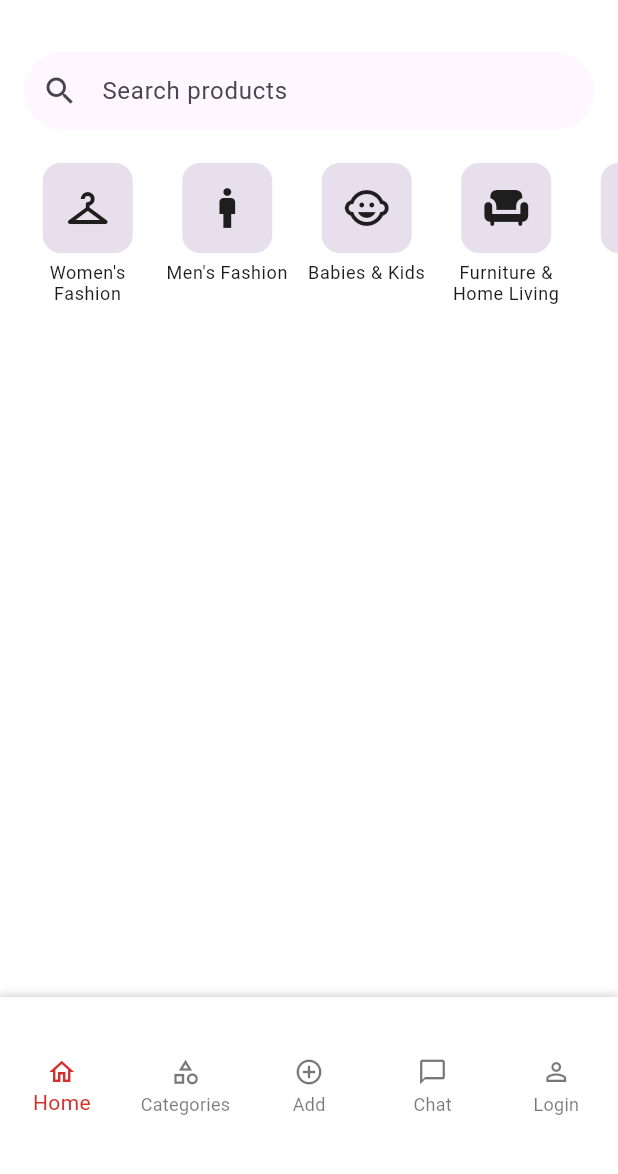
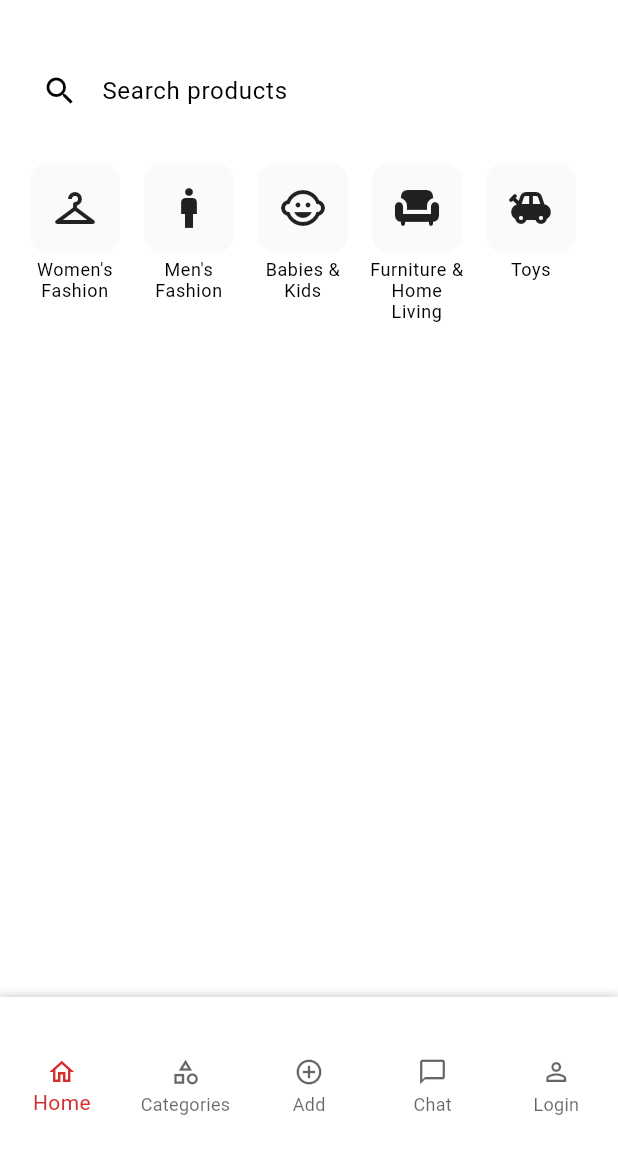
Before and after one commit to Nilupa-Illangarathna/mo-marketplace-flutter-assignment, a Flutter app: the screen it shows after launch, on a phone screen of 412 x 824 dp, the part 59-1233 px from its top. Run offline on Flutter 3.47's test engine with Material 3 defaults, Android fonts, the phone set to English and light mode, and no system bars; our stand-ins replace shared_preferences.

Commit message:
feat(mobile): align dashboard category styling with theme color scheme

```diff
--- a/mobile-frontend/lib/core/theme/app_theme.dart
+++ b/mobile-frontend/lib/core/theme/app_theme.dart
@@ -10,6 +10,11 @@ class AppTheme {
     brightness: Brightness.light,
     scaffoldBackgroundColor: white,
     primaryColor: primaryRed,
+
+    colorScheme: ColorScheme.light(
+      primary: primaryRed,
+      surfaceVariant: Colors.grey.shade50,
+    ),
 
     appBarTheme: const AppBarTheme(
       backgroundColor: white,
@@ -52,6 +57,11 @@ class AppTheme {
     scaffoldBackgroundColor: black,
     primaryColor: primaryRed,
 
+    colorScheme: ColorScheme.dark(
+      primary: primaryRed,
+      surfaceVariant: Colors.grey.shade800,
+    ),
+
     appBarTheme: const AppBarTheme(
       backgroundColor: black,
       foregroundColor: white,
--- a/mobile-frontend/lib/widgets/dashboard/dashboard_category_list.dart
+++ b/mobile-frontend/lib/widgets/dashboard/dashboard_category_list.dart
@@ -27,7 +27,7 @@ class DashboardCategoryList extends StatelessWidget {
               Navigator.pushNamed(context, category.route);
             },
             child: Container(
-              width: 85,
+              width: 68,
               margin: const EdgeInsets.symmetric(horizontal: 4),
               child: Column(
                 children: [
@@ -41,10 +41,11 @@ class DashboardCategoryList extends StatelessWidget {
                     child: Icon(
                       category.icon,
                       size: 32,
-                      color: theme.iconTheme.color,
+                      color: theme.iconTheme.color ??
+                          theme.colorScheme.onSurface,
                     ),
                   ),
-                  const SizedBox(height: 6),
+                  const SizedBox(height: 4),
                   Text(
                     category.name,
                     textAlign: TextAlign.center,
```
